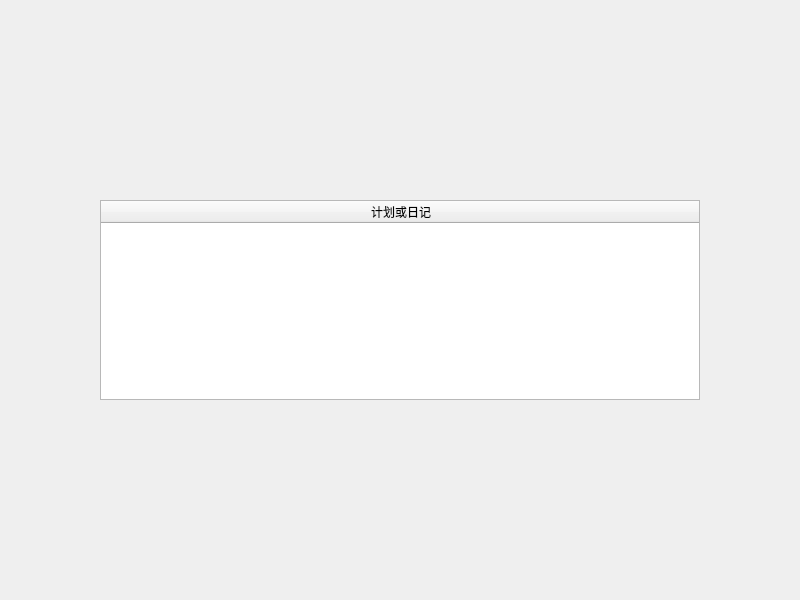
The window that realProgect/win_cal_viewmc.ui (Arthur381/QTproject) describes before a commit, drawn with Qt 5.
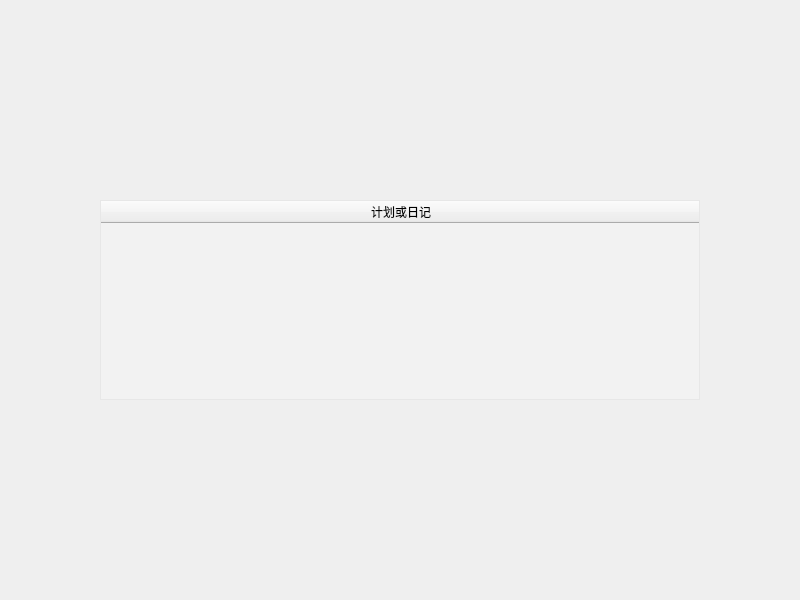
The same window after the commit. Icons and pictures are not drawn.

Patch:
```diff
--- a/realProgect/win_cal_viewmc.ui
+++ b/realProgect/win_cal_viewmc.ui
@@ -25,6 +25,13 @@
   <property name="windowTitle">
    <string>Form</string>
   </property>
+  <property name="styleSheet">
+   <string notr="true">QWidget#win_cal_viewMC{
+    background-image: url(:/background/HP7.jpg);
+    background-position: center; /* 图片居中 */
+    background-repeat: no-repeat; /* 图片不重复 */
+}</string>
+  </property>
   <layout class="QGridLayout" name="gridLayout">
    <item row="0" column="0">
     <widget class="QTableWidget" name="tableWidget">
@@ -40,6 +47,10 @@
        <height>200</height>
       </size>
      </property>
+     <property name="styleSheet">
+      <string notr="true">QTableWidget#tableWidget{background-color:rgba(250, 250,250, 0.227);text-decoration-color: rgba(90, 66, 59, 0.163);text-lightcolor: }
+</string>
+     </property>
      <attribute name="horizontalHeaderVisible">
       <bool>true</bool>
      </attribute>
@@ -52,6 +63,9 @@
      <attribute name="horizontalHeaderStretchLastSection">
       <bool>false</bool>
      </attribute>
+     <attribute name="verticalHeaderVisible">
+      <bool>false</bool>
+     </attribute>
      <attribute name="verticalHeaderCascadingSectionResizes">
       <bool>true</bool>
      </attribute>
```
